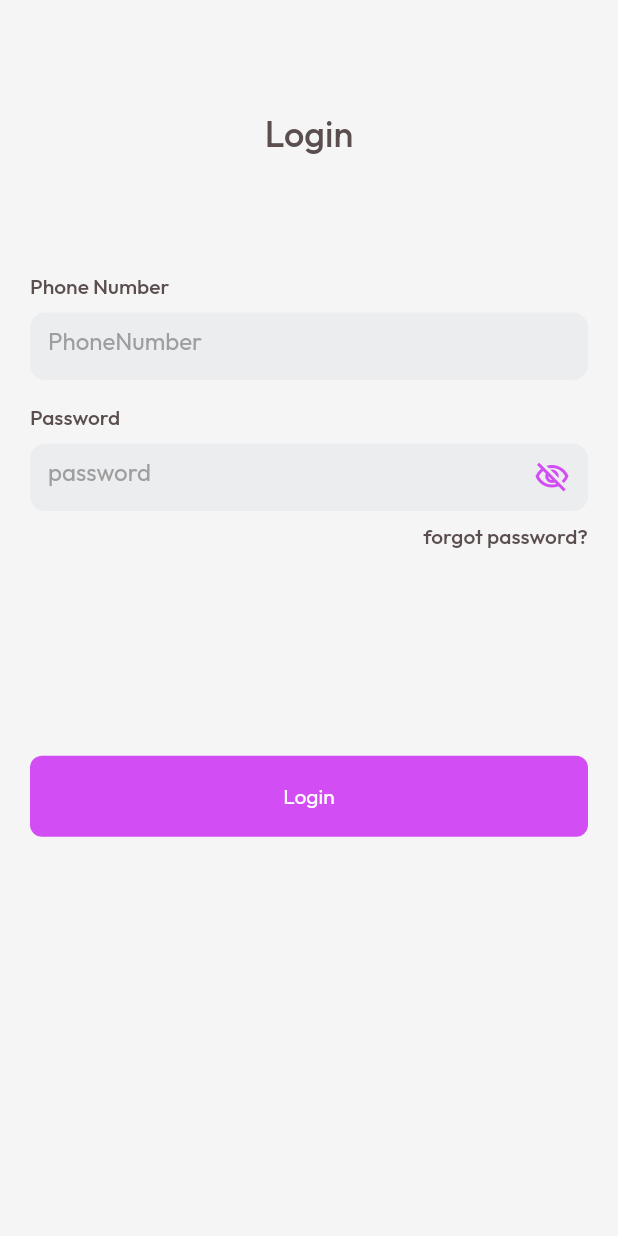
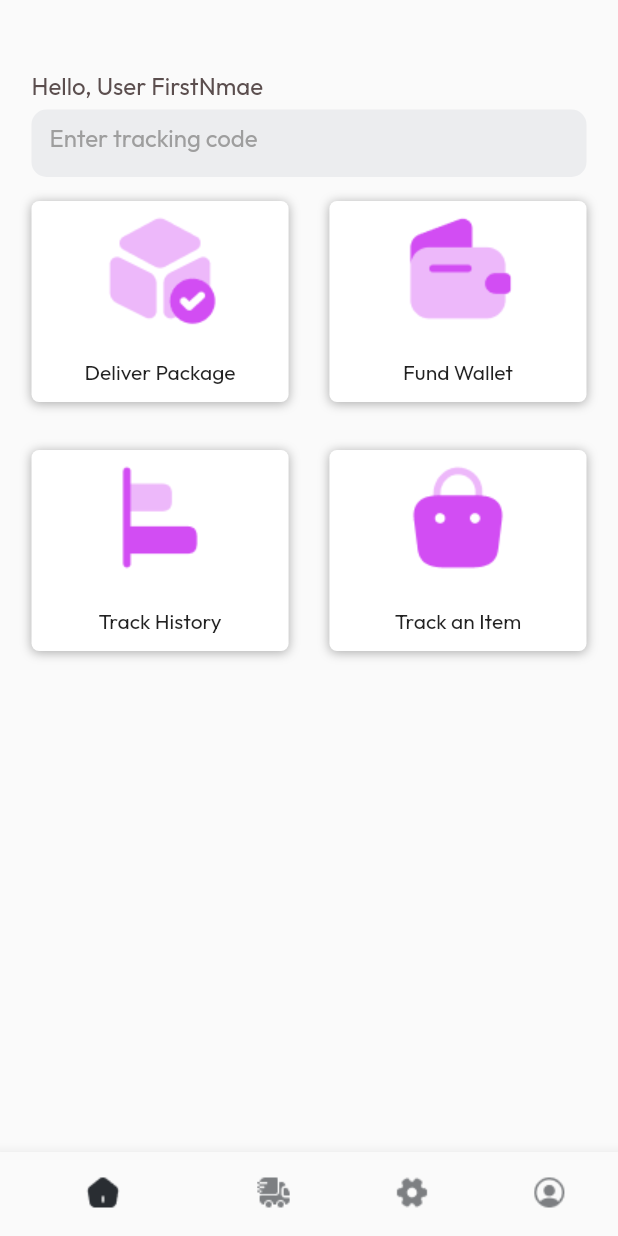
Before and after one commit to Precious153/easydeli, a Flutter app: the Login screen opened by its route, after a tap on "Login", on a phone screen of 412 x 824 dp. Run offline on Flutter 3.47's test engine with Material 2 defaults, Android fonts, the phone set to English and light mode, and no system bars; our stand-ins replace country_picker, google_fonts.

Commit message:
Second Commit

```diff
--- a/lib/Screens/SplashScreen.dart
+++ b/lib/Screens/SplashScreen.dart
@@ -4,7 +4,6 @@ import 'package:flutter/material.dart';
 import '../constants/myColor.dart';
 import '../constants/size_config.dart';
 import 'onboardingScreen.dart';
-
 
 // Precious worked on this page
 class SplashScreen extends StatefulWidget {
@@ -21,8 +20,7 @@ class _SplashScreenState extends State<SplashScreen> {
     // TODO: implement initState
     super.initState();
     Future.delayed(const Duration(seconds: 3), () {
-      Navigator.pushReplacement(
-          context, MaterialPageRoute(builder: (context) => OnboardingScreen()));
+      Navigator.pushReplacementNamed(context, 'OnboardingScreen');
     });
   }
 
--- /dev/null
+++ b/lib/Screens/homePage.dart
@@ -0,0 +1,181 @@
+import 'package:easydeli/constants/myButton.dart';
+import 'package:easydeli/constants/myColor.dart';
+import 'package:easydeli/constants/myImage.dart';
+import 'package:easydeli/constants/myText.dart';
+import 'package:easydeli/constants/myTextFormField.dart';
+import 'package:easydeli/constants/size_config.dart';
+import 'package:easydeli/constants/validator.dart';
+import 'package:flutter/material.dart';
+
+class HomePage extends StatefulWidget {
+  @override
+  State<HomePage> createState() => _HomePageState();
+}
+
+int _selectedIndex = 0;
+
+TextEditingController codeEditingController = TextEditingController();
+
+class _HomePageState extends State<HomePage> {
+  void _onItemTapped(int index) {
+    setState(() {
+      _selectedIndex = index;
+    });
+  }
+
+  @override
+  Widget build(BuildContext context) {
+    return Scaffold(
+      body: SafeArea(
+        child: Padding(
+          padding: const EdgeInsets.fromLTRB(21, 47, 21, 0),
+          child: SingleChildScrollView(
+            child: Center(
+              child: _pages.elementAt(_selectedIndex),
+            ),
+          ),
+        ),
+      ),
+      bottomNavigationBar: BottomNavigationBar(
+          selectedItemColor: const Color(0xff292D32),
+          unselectedItemColor: const Color(0xff292D32),
+          showSelectedLabels: false,
+          showUnselectedLabels: false,
+          items: const <BottomNavigationBarItem>[
+            BottomNavigationBarItem(
+                icon: ImageIcon(AssetImage('assets/images/home.png')),
+                label: ''),
+            BottomNavigationBarItem(
+                icon: ImageIcon(AssetImage('assets/images/truck-fast.png')),
+                label: ''),
+            BottomNavigationBarItem(
+                icon: ImageIcon(AssetImage('assets/images/setting-2.png')),
+                label: ''),
+            BottomNavigationBarItem(
+                icon: ImageIcon(AssetImage('assets/images/profile-circle.png')),
+                label: ''),
+          ],
+          currentIndex: _selectedIndex,
+          onTap: _onItemTapped),
+    );
+  }
+}
+
+const List<Widget> _pages = <Widget>[
+  Home(),
+  Icon(
+    Icons.call,
+    size: 150,
+  ),
+  Icon(
+    Icons.camera,
+    size: 150,
+  ),
+  Icon(
+    Icons.chat,
+    size: 150,
+  ),
+];
+
+class Home extends StatelessWidget {
+  const Home({
+    Key? key,
+  }) : super(key: key);
+
+  @override
+  Widget build(BuildContext context) {
+    return Column(children: [
+      Row(
+        children: [
+          myText(
+            data: 'Hello, ',
+            color: Palette.kTextColor,
+            fontWeight: FontWeight.w400,
+            fontSize: 16,
+          ),
+          myText(
+            data: 'User FirstNmae',
+            color: Palette.kTextColor,
+            fontWeight: FontWeight.w400,
+            fontSize: 16,
+          ),
+        ],
+      ),
+      const SizedBox(height: 6),
+      KTextFormField(
+          hint: 'Enter tracking code',
+          textEditingController: codeEditingController,
+          keyboardType: TextInputType.name,
+          obscureText: false,
+          validator: Validator().validateFullName,
+          width: getProportionateScreenWidth(336),
+          isPasswordType: false),
+      const SizedBox(height: 16),
+      Row(
+        mainAxisAlignment: MainAxisAlignment.spaceBetween,
+        children: [
+          myButton2(
+              height: 134,
+              width: getProportionateScreenWidth(156),
+              color: Palette.kColorWhite,
+              borderRadius: 5,
+              child: Column(
+                children: [
+                  const SizedBox(height: 5),
+                  myImage('assets/images/box-tick.png'),
+                  const SizedBox(height: 20),
+                  const myText(data: 'Deliver Package')
+                ],
+              )),
+          const Spacer(),
+          myButton2(
+              height: 134,
+              width: getProportionateScreenWidth(156),
+              color: Palette.kColorWhite,
+              borderRadius: 5,
+              child: Column(
+                children: [
+                  const SizedBox(height: 5),
+                  myImage('assets/images/empty-wallet.png'),
+                  const SizedBox(height: 20),
+                  const myText(data: 'Fund Wallet')
+                ],
+              )),
+        ],
+      ),
+      const SizedBox(height: 32),
+      Row(
+        mainAxisAlignment: MainAxisAlignment.spaceBetween,
+        children: [
+          myButton2(
+              height: 134,
+              width: getProportionateScreenWidth(156),
+              color: Palette.kColorWhite,
+              borderRadius: 5,
+              child: Column(
+                children: [
+                  const SizedBox(height: 5),
+                  myImage('assets/images/align-left.png'),
+                  const SizedBox(height: 20),
+                  const myText(data: 'Track History')
+                ],
+              )),
+          const Spacer(),
+          myButton2(
+              height: 134,
+              width: getProportionateScreenWidth(156),
+              color: Palette.kColorWhite,
+              borderRadius: 5,
+              child: Column(
+                children: [
+                  const SizedBox(height: 5),
+                  myImage('assets/images/bag-2.png'),
+                  const SizedBox(height: 20),
+                  const myText(data: 'Track an Item')
+                ],
+              )),
+        ],
+      ),
+    ]);
+  }
+}
--- a/lib/Screens/login.dart
+++ b/lib/Screens/login.dart
@@ -26,84 +26,114 @@ class _LoginState extends State<Login> {
       backgroundColor: Palette.kBackgroundColorWhite,
       body: SafeArea(
         child: Padding(
-          padding: const EdgeInsets.only(left: 20.0,right: 20),
+          padding: const EdgeInsets.only(left: 20.0, right: 20),
           child: SingleChildScrollView(
             child: Column(
               crossAxisAlignment: CrossAxisAlignment.start,
               children: [
-                SizedBox(height: getProportionateScreenHeight(73),),
+                SizedBox(
+                  height: getProportionateScreenHeight(73),
+                ),
                 Row(
                   mainAxisAlignment: MainAxisAlignment.center,
                   children: [
-                    myText(data: 'Login',
+                    myText(
+                      data: 'Login',
                       textAlign: TextAlign.center,
                       color: Palette.kTextColor,
                       fontSize: 24,
-                    fontWeight: FontWeight.w500,),
+                      fontWeight: FontWeight.w500,
+                    ),
                   ],
                 ),
-                SizedBox(height: getProportionateScreenHeight(77),),
-                myText(data: 'Phone Number',
+                SizedBox(
+                  height: getProportionateScreenHeight(77),
+                ),
+                myText(
+                  data: 'Phone Number',
                   textAlign: TextAlign.center,
                   color: Palette.kTextColor,
                   fontSize: 14,
-                  fontWeight: FontWeight.w500,),
-                SizedBox(height: getProportionateScreenHeight(8),),
-                KTextFormField(hint: "PhoneNumber",
+                  fontWeight: FontWeight.w500,
+                ),
+                SizedBox(
+                  height: getProportionateScreenHeight(8),
+                ),
+                KTextFormField(
+                    hint: "PhoneNumber",
                     textEditingController: phoneController,
                     keyboardType: TextInputType.phone,
                     obscureText: false,
                     validator: Validator().validatePhoneNumber,
-                    width: double.infinity, isPasswordType: false),
-                SizedBox(height: getProportionateScreenHeight(16),),
-                myText(data: 'Password',
+                    width: double.infinity,
+                    isPasswordType: false),
+                SizedBox(
+                  height: getProportionateScreenHeight(16),
+                ),
+                myText(
+                  data: 'Password',
                   textAlign: TextAlign.center,
                   color: Palette.kTextColor,
                   fontSize: 14,
-                  fontWeight: FontWeight.w500,),
-                SizedBox(height: getProportionateScreenHeight(8),),
-                KTextFormField(hint: "password",
+                  fontWeight: FontWeight.w500,
+                ),
+                SizedBox(
+                  height: getProportionateScreenHeight(8),
+                ),
+                KTextFormField(
+                  hint: "password",
                   textEditingController: passwordController,
                   keyboardType: TextInputType.visiblePassword,
                   obscureText: toggle,
-                  passwordIcon:   GestureDetector(
-                      onTap: (){
-                        if(toggle==true){
+                  passwordIcon: GestureDetector(
+                      onTap: () {
+                        if (toggle == true) {
                           setState(() {
-                            toggle=false;
+                            toggle = false;
                           });
-                        } else{
+                        } else {
                           setState(() {
-                            toggle =true;
+                            toggle = true;
                           });
                         }
                       },
-                      child: toggle== true ?
-                      Icon(Icons.visibility_off_outlined,
-                      color: Palette.kBackgroundColor,) :
-                      Icon(Icons.visibility,
-                          color: Palette.kBackgroundColor) ),
+                      child: toggle == true
+                          ? Icon(
+                              Icons.visibility_off_outlined,
+                              color: Palette.kBackgroundColor,
+                            )
+                          : Icon(Icons.visibility,
+                              color: Palette.kBackgroundColor)),
                   validator: Validator().validatePassword,
-                  width: double.infinity, isPasswordType: true,
+                  width: double.infinity,
+                  isPasswordType: true,
                 ),
-                SizedBox(height: getProportionateScreenHeight(8),),
+                SizedBox(
+                  height: getProportionateScreenHeight(8),
+                ),
                 Row(
                   mainAxisAlignment: MainAxisAlignment.end,
                   children: [
                     GestureDetector(
-                      onTap: (){
+                      onTap: () {
                         Navigator.pushNamed(context, 'ForgotPassword');
                       },
-                      child: myText(data: 'forgot password?',
+                      child: myText(
+                        data: 'forgot password?',
                         textAlign: TextAlign.center,
                         color: Palette.kTextColor,
                         fontSize: 14,
-                      fontWeight: FontWeight.w500,),
+                        fontWeight: FontWeight.w500,
                       ),
-                ],),
-                SizedBox(height: getProportionateScreenHeight(135),),
+                    ),
+                  ],
+                ),
+                SizedBox(
+                  height: getProportionateScreenHeight(135),
+                ),
                 myButton(
-                  onTap: (){
+                    onTap: () {
+                      Navigator.pushReplacementNamed(context, 'HomePage');
                     },
                     height: 54,
                     width: double.infinity,
--- a/lib/Screens/onboardingScreen.dart
+++ b/lib/Screens/onboardingScreen.dart
@@ -94,8 +94,7 @@ class OnboardingScreen2 extends StatelessWidget {
               const SizedBox(height: 90),
               myButton(
                   onTap: (() {
-                    Navigator.push(context,
-                        MaterialPageRoute(builder: (context) => const Login()));
+                    Navigator.pushNamed(context, 'Login');
                   }),
                   height: 54,
                   width: getProportionateScreenWidth(336),
@@ -105,13 +104,11 @@ class OnboardingScreen2 extends StatelessWidget {
               const SizedBox(height: 24),
               myButton(
                   onTap: (() {
-                    Navigator.push(context,
-                        MaterialPageRoute(builder: (context) => SignUp()));
+                    Navigator.pushNamed(context, 'SignUp');
                   }),
                   height: 54,
                   width: getProportionateScreenWidth(336),
                   borderRadius: 8,
-                  color: Colors.blue,
                   child: myText(data: 'Sign up', color: Palette.kTextColor)),
             ]),
           ),
--- a/lib/constants/myButton.dart
+++ b/lib/constants/myButton.dart
@@ -1,3 +1,4 @@
+import 'package:easydeli/constants/myColor.dart';
 import 'package:flutter/material.dart';
 
 class myButton extends StatelessWidget {
@@ -32,6 +33,7 @@ class myButton extends StatelessWidget {
         height: height,
         width: width,
         decoration: BoxDecoration(
+          border: Border.all(color: Palette.kBackgroundColor),
           color: color,
           borderRadius: BorderRadius.circular(borderRadius ?? 20),
         ),
@@ -40,3 +42,50 @@ class myButton extends StatelessWidget {
     );
   }
 }
+
+class myButton2 extends StatelessWidget {
+  final Widget child;
+  final Function()? onTap;
+  final Color? color;
+  final Alignment? alignment;
+  final double? height;
+  final double? width;
+  final double? borderRadius;
+  final BoxShape? boxShape;
+  final List<BoxShadow>? boxshadow;
+
+  const myButton2(
+      {super.key,
+      this.onTap,
+      this.color,
+      this.alignment,
+      this.height,
+      this.width,
+      this.boxShape,
+      this.boxshadow,
+      required this.child,
+      this.borderRadius});
+
+  @override
+  Widget build(BuildContext context) {
+    return GestureDetector(
+      onTap: onTap,
+      child: Container(
+        alignment: alignment,
+        height: height,
+        width: width,
+        decoration: BoxDecoration(
+            color: color,
+            borderRadius: BorderRadius.circular(borderRadius ?? 20),
+            boxShadow: [
+              BoxShadow(
+                offset: Offset(0, 1),
+                blurRadius: 5,
+                color: Color(0xff000000).withOpacity(0.3),
+              )
+            ]),
+        child: Center(child: child),
+      ),
+    );
+  }
+}
--- a/lib/main.dart
+++ b/lib/main.dart
@@ -1,10 +1,13 @@
+import 'package:easydeli/Screens/homePage.dart';
 import 'package:easydeli/Screens/login.dart';
+import 'package:easydeli/Screens/onboardingScreen.dart';
 import 'package:flutter/material.dart';
 
 import 'Screens/SplashScreen.dart';
 import 'Screens/forgot_password.dart';
 import 'Screens/signUp.dart';
 
+// Bayo and Femi Worked on this
 void main() {
   runApp(const MyApp());
 }
@@ -24,9 +27,11 @@ class MyApp extends StatelessWidget {
       initialRoute: "/",
       routes: {
         "/": (context) => const SplashScreen(),
-        'Login': (context) => Login(),
+        'OnboardingScreen': (context) => OnboardingScreen(),
+        'Login': (context) => const Login(),
         'SignUp': (context) => SignUp(),
-        'ForgotPassword': (context) => ForgotPassword(),
+        'ForgotPassword': (context) => const ForgotPassword(),
+        'HomePage': (context) => HomePage(),
       },
     );
   }
```
Also changed, not shown: assets/images/align-left.png (added), assets/images/bag-2.png (added), assets/images/box-tick.png (added), assets/images/empty-wallet.png (added), assets/images/home.png (added), assets/images/profile-circle.png (added), assets/images/setting-2.png (added), assets/images/truck-fast.png, lib/constants/size_config.dart (line endings or trailing spaces). Lines whose indentation alone changed are shown as unchanged.
